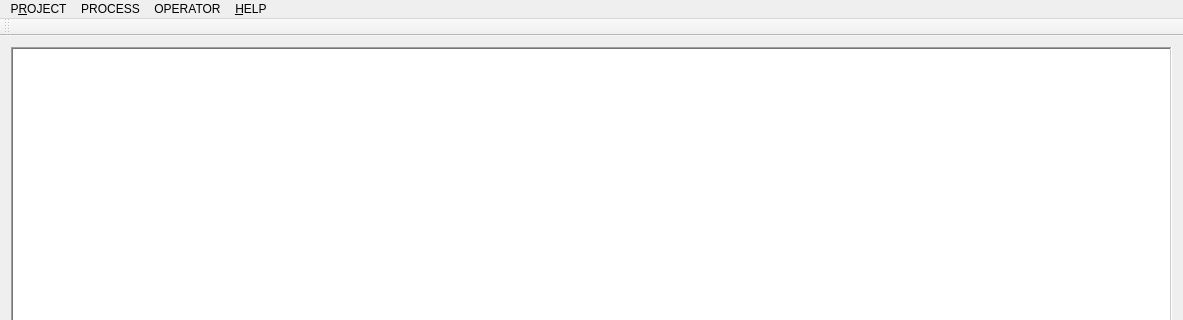
Before: the Qt Designer form ui/mainwindow.ui in ploki/darkflow, drawn with Qt 5; both pictures show x 0 to 1183 and y 0 to 320 of the 1183 by 650 pixel window.
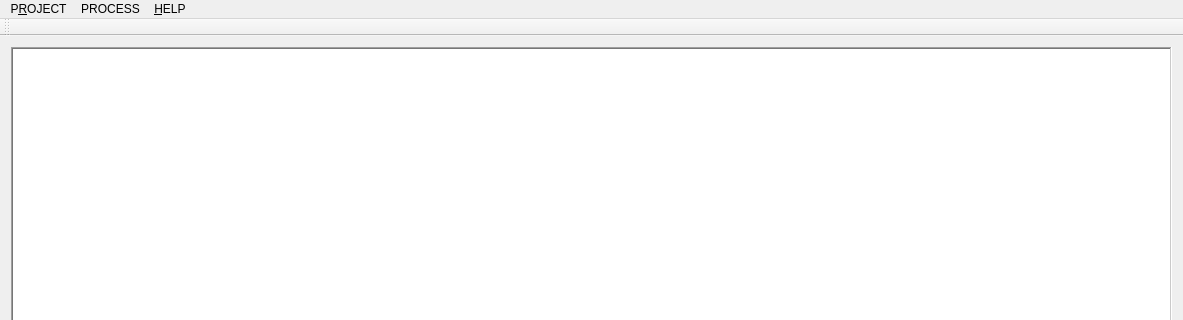
After: the same form once the commit is applied.

Commit message: useless menu OPERATOR in main window

The edit to the form file:
```diff
--- a/ui/mainwindow.ui
+++ b/ui/mainwindow.ui
@@ -69,11 +69,6 @@
     <addaction name="actionI"/>
     <addaction name="actionInterrupt"/>
    </widget>
-   <widget class="QMenu" name="menuOPERATOR">
-    <property name="title">
-     <string>OPERATOR</string>
-    </property>
-   </widget>
    <widget class="QMenu" name="menuHELP">
     <property name="title">
      <string>&amp;HELP</string>
@@ -82,7 +77,6 @@
    </widget>
    <addaction name="menuProject"/>
    <addaction name="menuPROCESS"/>
-   <addaction name="menuOPERATOR"/>
    <addaction name="menuHELP"/>
   </widget>
   <widget class="QToolBar" name="mainToolBar">
```
